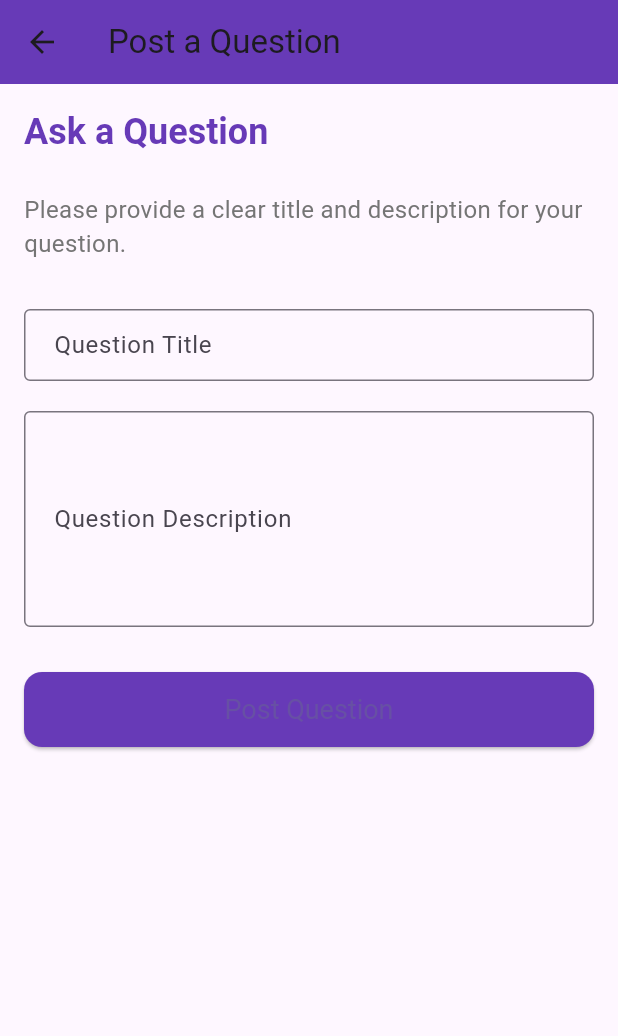
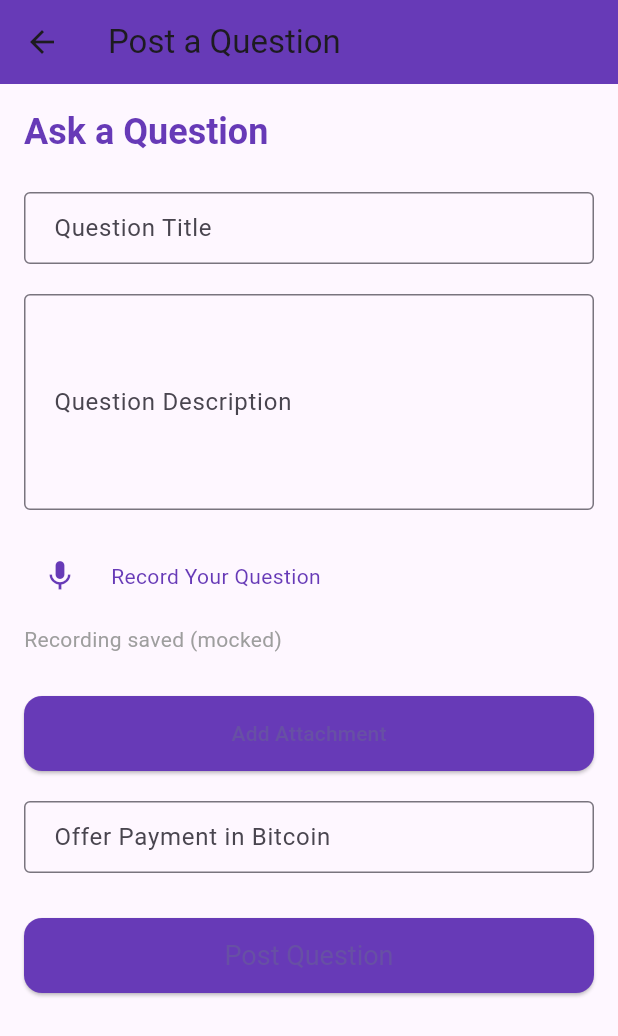
Before and after one commit to cswanjala/questionAnswer, a Flutter app: the PostQuestionScreen screen opened directly, on a phone screen of 412 x 824 dp. Shown: the top 1036 px of the screen. Run offline on Flutter 3.47's test engine with Material 3 defaults, Android fonts, the phone set to English and light mode, and no system bars; our stand-ins replace fluttertoast.

Commit message:
added changes to post question screen

```diff
--- a/lib/ui/screens/post_questions_screen.dart
+++ b/lib/ui/screens/post_questions_screen.dart
@@ -1,6 +1,27 @@
 import 'package:flutter/material.dart';
 
-class PostQuestionScreen extends StatelessWidget {
+class PostQuestionScreen extends StatefulWidget {
+  @override
+  _PostQuestionScreenState createState() => _PostQuestionScreenState();
+}
+
+class _PostQuestionScreenState extends State<PostQuestionScreen> {
+  bool _isRecording = false;
+  String? _attachmentName;
+
+  void _toggleRecording() {
+    setState(() {
+      _isRecording = !_isRecording;
+    });
+  }
+
+  void _addAttachment() {
+    // Mock functionality for attachment
+    setState(() {
+      _attachmentName = "mock_attachment.png"; // Mock attachment name
+    });
+  }
+
   @override
   Widget build(BuildContext context) {
     return Scaffold(
@@ -23,14 +44,6 @@ class PostQuestionScreen extends StatelessWidget {
                     ),
               ),
               SizedBox(height: 24),
-              Text(
-                'Please provide a clear title and description for your question.',
-                style: TextStyle(
-                  fontSize: 16,
-                  color: Colors.grey[600],
-                ),
-              ),
-              SizedBox(height: 32),
               TextField(
                 decoration: InputDecoration(
                   labelText: 'Question Title',
@@ -49,14 +62,61 @@ class PostQuestionScreen extends StatelessWidget {
                   contentPadding: EdgeInsets.symmetric(horizontal: 16, vertical: 12),
                 ),
               ),
+              SizedBox(height: 20),
+              Row(
+                children: [
+                  IconButton(
+                    icon: Icon(_isRecording ? Icons.stop : Icons.mic),
+                    onPressed: _toggleRecording,
+                    color: Colors.deepPurple,
+                  ),
+                  SizedBox(width: 10),
+                  Text(
+                    _isRecording ? 'Recording...' : 'Record Your Question',
+                    style: TextStyle(color: Colors.deepPurple),
+                  ),
+                ],
+              ),
+              if (!_isRecording)
+                Padding(
+                  padding: const EdgeInsets.symmetric(vertical: 8.0),
+                  child: Text('Recording saved (mocked)', style: TextStyle(color: Colors.grey)),
+                ),
+              SizedBox(height: 20),
+              ElevatedButton(
+                onPressed: _addAttachment,
+                style: ElevatedButton.styleFrom(
+                  backgroundColor: Colors.deepPurple,
+                  minimumSize: Size(double.infinity, 50),
+                  shape: RoundedRectangleBorder(
+                    borderRadius: BorderRadius.circular(12),
+                  ),
+                ),
+                child: Text('Add Attachment'),
+              ),
+              if (_attachmentName != null)
+                Padding(
+                  padding: const EdgeInsets.symmetric(vertical: 8.0),
+                  child: Text('Attachment: $_attachmentName'),
+                ),
+              SizedBox(height: 20),
+              TextField(
+                decoration: InputDecoration(
+                  labelText: 'Offer Payment in Bitcoin',
+                  hintText: 'Enter the amount in BTC',
+                  border: OutlineInputBorder(),
+                  contentPadding: EdgeInsets.symmetric(horizontal: 16, vertical: 12),
+                ),
+                keyboardType: TextInputType.number,
+              ),
               SizedBox(height: 30),
               ElevatedButton(
                 onPressed: () {
                   // Handle question posting logic
                 },
                 style: ElevatedButton.styleFrom(
-                  backgroundColor: Colors.deepPurple, // Primary color for the button
-                  minimumSize: Size(double.infinity, 50), // Full width button
+                  backgroundColor: Colors.deepPurple,
+                  minimumSize: Size(double.infinity, 50),
                   shape: RoundedRectangleBorder(
                     borderRadius: BorderRadius.circular(12),
                   ),
--- a/pubspec.yaml
+++ b/pubspec.yaml
@@ -35,6 +35,7 @@ dependencies:
   # The following adds the Cupertino Icons font to your application.
   # Use with the CupertinoIcons class for iOS style icons.
   cupertino_icons: ^1.0.8
+
 
 dev_dependencies:
   flutter_test:
```
Also changed, not shown: lib/ui/screens/contracts_screen.dart (+74 -0 lines).
